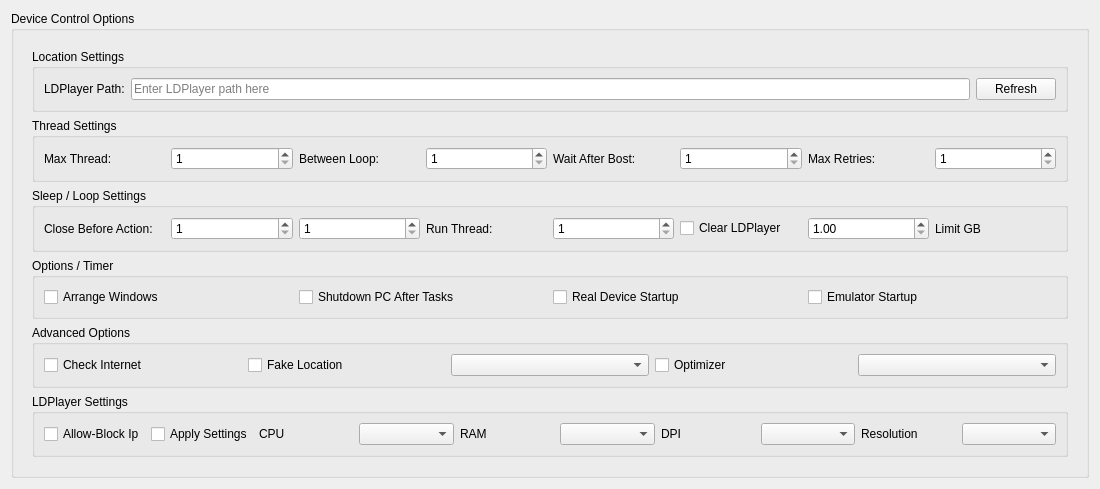
Before: the Qt Designer form ui/forms/fmDevice.ui in daichaoonline/_fMain, drawn with Qt 5.
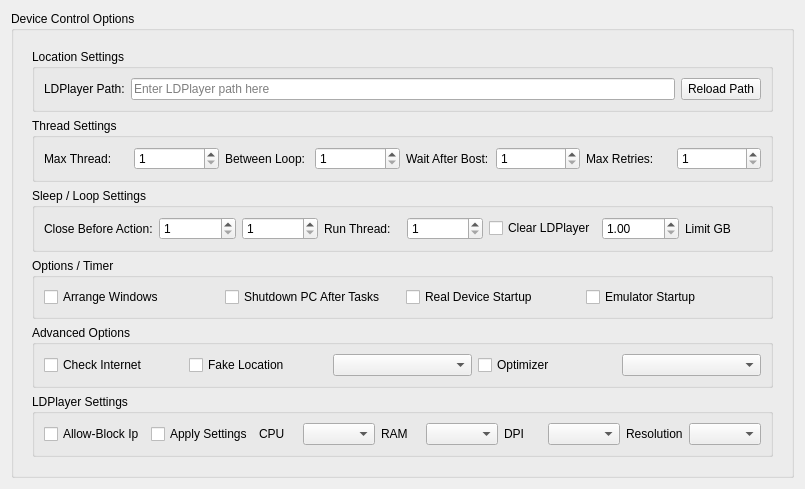
After: the same form once the commit is applied.

Patch:
```diff
--- a/ui/forms/fmDevice.ui
+++ b/ui/forms/fmDevice.ui
@@ -6,7 +6,7 @@
    <rect>
     <x>0</x>
     <y>0</y>
-    <width>1100</width>
+    <width>805</width>
     <height>462</height>
    </rect>
   </property>
@@ -47,7 +47,7 @@
                 <item>
                  <widget class="QPushButton" name="btnRefreshPath">
                   <property name="text">
-                   <string>Refresh</string>
+                   <string>Reload Path</string>
                   </property>
                  </widget>
                 </item>
```
Left out of the diff: 40 changed lines with no effect on the pictures.
